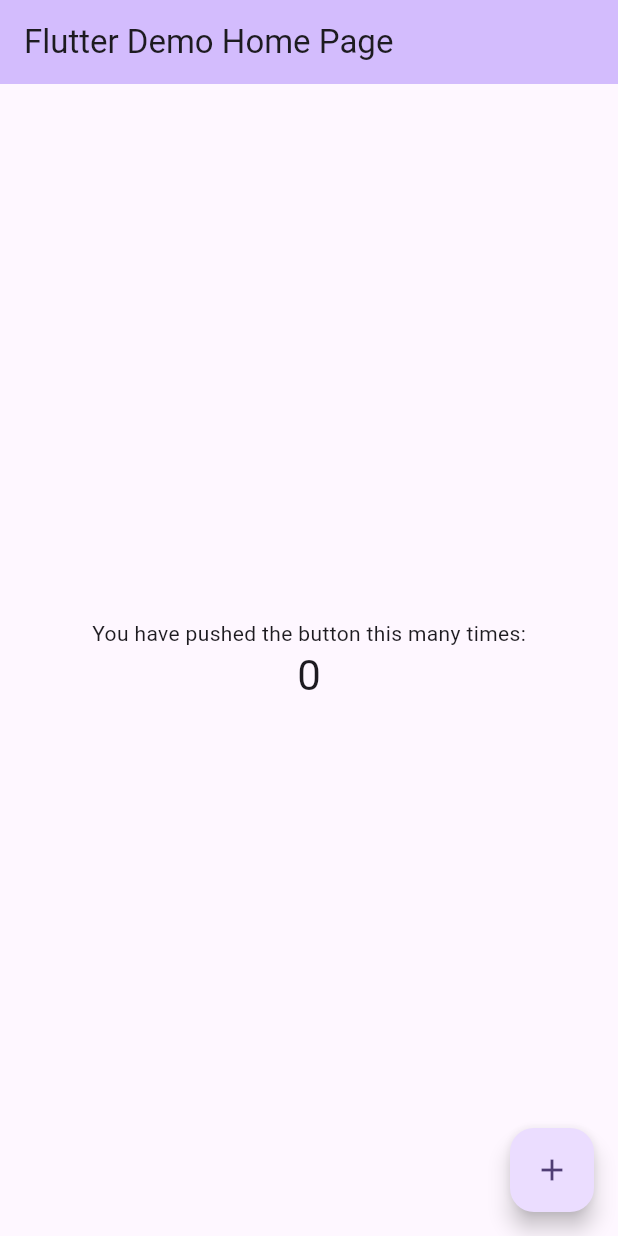
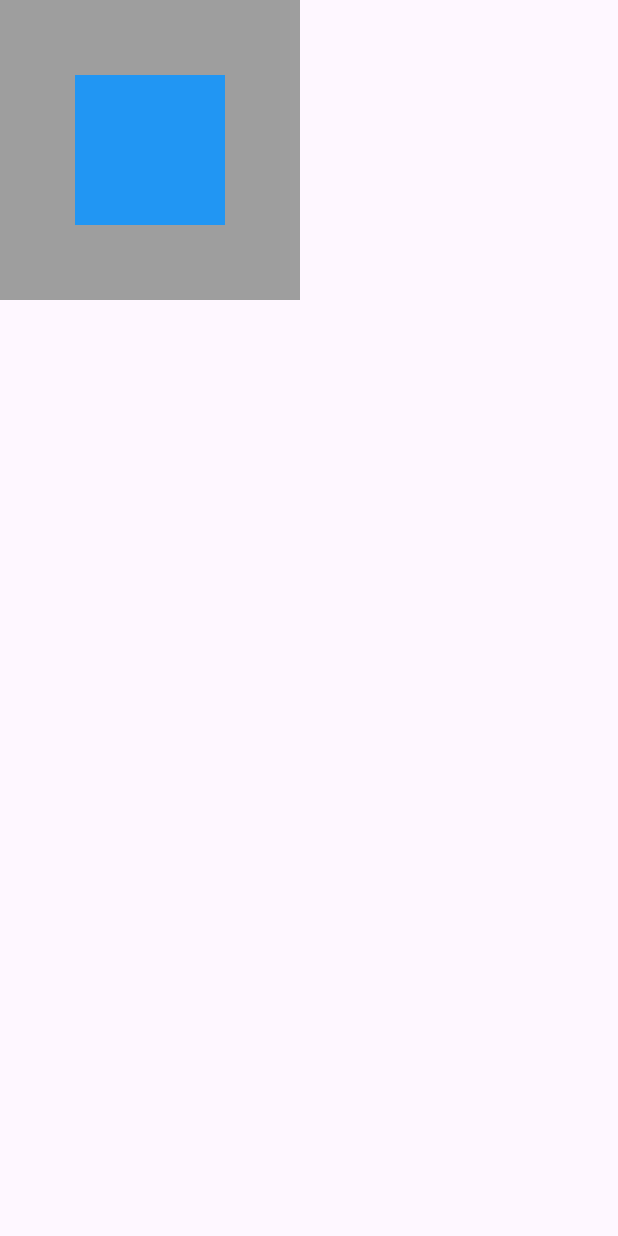
Before and after one commit to sung-silver/flutter_online_lecture_smwu, a Flutter app: the screen it shows after launch, on a phone screen of 412 x 824 dp. Run offline on Flutter 3.47's test engine with Material 3 defaults, Android fonts, the phone set to English and light mode, and no system bars.

Commit message:
feat: 1일차 - container 사용해보기

```diff
--- a/lib/main.dart
+++ b/lib/main.dart
@@ -1,125 +1,18 @@
+
 import 'package:flutter/material.dart';
 
-void main() {
-  runApp(const MyApp());
-}
-
-class MyApp extends StatelessWidget {
-  const MyApp({super.key});
-
-  // This widget is the root of your application.
-  @override
-  Widget build(BuildContext context) {
-    return MaterialApp(
-      title: 'Flutter Demo',
-      theme: ThemeData(
-        // This is the theme of your application.
-        //
-        // TRY THIS: Try running your application with "flutter run". You'll see
-        // the application has a purple toolbar. Then, without quitting the app,
-        // try changing the seedColor in the colorScheme below to Colors.green
-        // and then invoke "hot reload" (save your changes or press the "hot
-        // reload" button in a Flutter-supported IDE, or press "r" if you used
-        // the command line to start the app).
-        //
-        // Notice that the counter didn't reset back to zero; the application
-        // state is not lost during the reload. To reset the state, use hot
-        // restart instead.
-        //
-        // This works for code too, not just values: Most code changes can be
-        // tested with just a hot reload.
-        colorScheme: ColorScheme.fromSeed(seedColor: Colors.deepPurple),
-        useMaterial3: true,
-      ),
-      home: const MyHomePage(title: 'Flutter Demo Home Page'),
-    );
-  }
-}
-
-class MyHomePage extends StatefulWidget {
-  const MyHomePage({super.key, required this.title});
-
-  // This widget is the home page of your application. It is stateful, meaning
-  // that it has a State object (defined below) that contains fields that affect
-  // how it looks.
-
-  // This class is the configuration for the state. It holds the values (in this
-  // case the title) provided by the parent (in this case the App widget) and
-  // used by the build method of the State. Fields in a Widget subclass are
-  // always marked "final".
-
-  final String title;
-
-  @override
-  State<MyHomePage> createState() => _MyHomePageState();
-}
-
-class _MyHomePageState extends State<MyHomePage> {
-  int _counter = 0;
-
-  void _incrementCounter() {
-    setState(() {
-      // This call to setState tells the Flutter framework that something has
-      // changed in this State, which causes it to rerun the build method below
-      // so that the display can reflect the updated values. If we changed
-      // _counter without calling setState(), then the build method would not be
-      // called again, and so nothing would appear to happen.
-      _counter++;
-    });
-  }
-
-  @override
-  Widget build(BuildContext context) {
-    // This method is rerun every time setState is called, for instance as done
-    // by the _incrementCounter method above.
-    //
-    // The Flutter framework has been optimized to make rerunning build methods
-    // fast, so that you can just rebuild anything that needs updating rather
-    // than having to individually change instances of widgets.
-    return Scaffold(
-      appBar: AppBar(
-        // TRY THIS: Try changing the color here to a specific color (to
-        // Colors.amber, perhaps?) and trigger a hot reload to see the AppBar
-        // change color while the other colors stay the same.
-        backgroundColor: Theme.of(context).colorScheme.inversePrimary,
-        // Here we take the value from the MyHomePage object that was created by
-        // the App.build method, and use it to set our appbar title.
-        title: Text(widget.title),
-      ),
-      body: Center(
-        // Center is a layout widget. It takes a single child and positions it
-        // in the middle of the parent.
-        child: Column(
-          // Column is also a layout widget. It takes a list of children and
-          // arranges them vertically. By default, it sizes itself to fit its
-          // children horizontally, and tries to be as tall as its parent.
-          //
-          // Column has various properties to control how it sizes itself and
-          // how it positions its children. Here we use mainAxisAlignment to
-          // center the children vertically; the main axis here is the vertical
-          // axis because Columns are vertical (the cross axis would be
-          // horizontal).
-          //
-          // TRY THIS: Invoke "debug painting" (choose the "Toggle Debug Paint"
-          // action in the IDE, or press "p" in the console), to see the
-          // wireframe for each widget.
-          mainAxisAlignment: MainAxisAlignment.center,
-          children: <Widget>[
-            const Text(
-              'You have pushed the button this many times:',
-            ),
-            Text(
-              '$_counter',
-              style: Theme.of(context).textTheme.headlineMedium,
-            ),
-          ],
+void main(){
+  runApp(MaterialApp(
+    home: Scaffold(
+      body: Container(
+        color: Colors.grey,
+        padding: EdgeInsets.all(50),
+        child: Container(
+          width: 100,
+          height: 100,
+          color: Colors.blue
         ),
       ),
-      floatingActionButton: FloatingActionButton(
-        onPressed: _incrementCounter,
-        tooltip: 'Increment',
-        child: const Icon(Icons.add),
-      ), // This trailing comma makes auto-formatting nicer for build methods.
-    );
-  }
+    )
+  ));
 }
```
Also changed, not shown: 1 other file.
